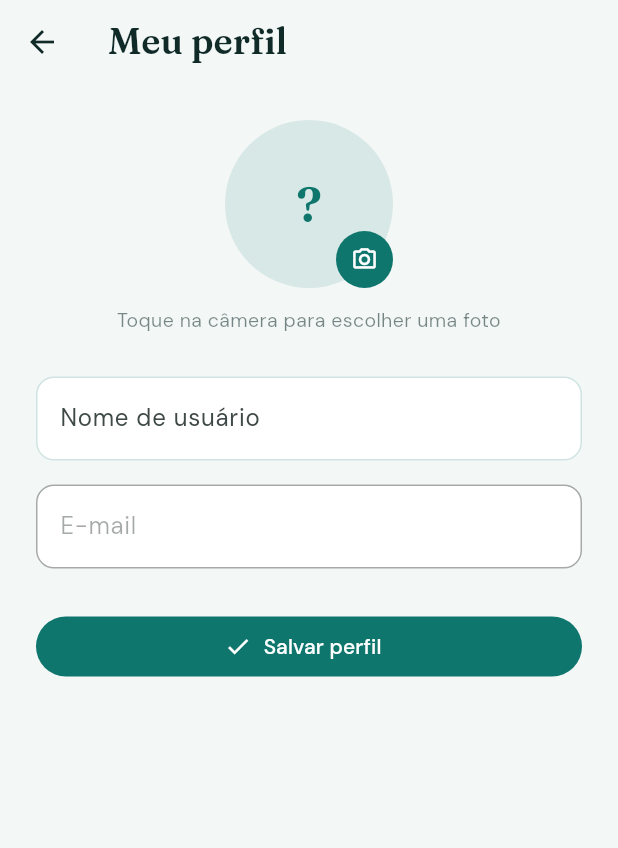
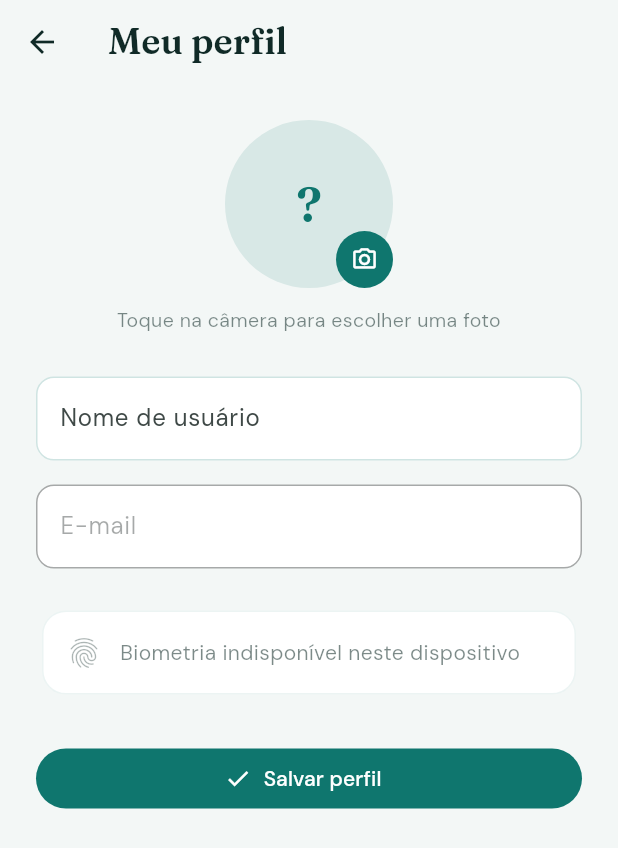
Before and after one commit to Werisu/financas, a Flutter app: the ProfileScreen screen opened directly, on a phone screen of 412 x 824 dp. Shown: the top 848 px of the screen. Run offline on Flutter 3.47's test engine with Material 3 defaults, Android fonts, the phone set to English and light mode, and no system bars; our stand-ins replace cloud_firestore, csv, file_picker, firebase_auth, firebase_core, fl_chart and 7 more; accounts and stored records are empty.

Commit message:
Add biometric authentication features
- Integrated local_auth package for biometric authentication support.
- Updated AndroidManifest.xml to include USE_BIOMETRIC permission.
- Created BiometricService for handling biometric operations and state management.
- Implemented biometric toggle in ProfileScreen for enabling/disabling biometric authentication.
- Added AppLockGate and BiometricLockScreen to manage app locking and unlocking with biometrics.
- Updated AuthGate to incorporate biometric lock functionality, enhancing security for user sessions.

```diff
--- a/lib/data/app_database.dart
+++ b/lib/data/app_database.dart
@@ -105,4 +105,5 @@ class AppDatabase {
   static Box<Income> get incomes => Hive.box<Income>(HiveBoxes.incomes);
   static Box<CardPayment> get cardPayments =>
       Hive.box<CardPayment>(HiveBoxes.cardPayments);
+  static Box get meta => Hive.box(HiveBoxes.meta);
 }
--- a/lib/screens/auth_gate.dart
+++ b/lib/screens/auth_gate.dart
@@ -1,4 +1,5 @@
 import 'package:financas/providers/finance_providers.dart';
+import 'package:financas/screens/biometric_lock_screen.dart';
 import 'package:financas/screens/home_shell.dart';
 import 'package:financas/screens/login_screen.dart';
 import 'package:flutter/material.dart';
@@ -63,7 +64,7 @@ class AuthGate extends ConsumerWidget {
               ),
             ),
           ),
-          data: (_) => const HomeShell(),
+          data: (_) => const AppLockGate(child: HomeShell()),
         );
       },
     );
--- a/lib/screens/profile_screen.dart
+++ b/lib/screens/profile_screen.dart
@@ -1,5 +1,6 @@
 import 'dart:typed_data';
 
+import 'package:financas/providers/biometric_providers.dart';
 import 'package:financas/providers/finance_providers.dart';
 import 'package:financas/services/profile_service.dart';
 import 'package:financas/theme/app_theme.dart';
@@ -85,6 +86,34 @@ class _ProfileScreenState extends ConsumerState<ProfileScreen> {
       setState(() => _error = e.toString().replaceFirst('Bad state: ', ''));
     } finally {
       if (mounted) setState(() => _uploadingPhoto = false);
+    }
+  }
+
+  Future<void> _toggleBiometric(bool value) async {
+    final messenger = ScaffoldMessenger.of(context);
+    if (value) {
+      final ok = await ref.read(biometricEnabledProvider.notifier).enable();
+      if (!mounted) return;
+      if (ok) {
+        ref.read(appLockedProvider.notifier).unlock();
+        messenger.showSnackBar(
+          const SnackBar(
+            content: Text('Desbloqueio por digital ativado.'),
+          ),
+        );
+      } else {
+        messenger.showSnackBar(
+          const SnackBar(
+            content: Text('Não foi possível ativar a biometria.'),
+          ),
+        );
+      }
+    } else {
+      await ref.read(biometricEnabledProvider.notifier).disable();
+      if (!mounted) return;
+      messenger.showSnackBar(
+        const SnackBar(content: Text('Desbloqueio por digital desativado.')),
+      );
     }
   }
 
@@ -228,6 +257,8 @@ class _ProfileScreenState extends ConsumerState<ProfileScreen> {
                     labelText: 'E-mail',
                   ),
                 ),
+                const SizedBox(height: 24),
+                _BiometricToggle(onChanged: _toggleBiometric),
                 if (_error != null) ...[
                   const SizedBox(height: 12),
                   Text(
@@ -262,3 +293,66 @@ class _ProfileScreenState extends ConsumerState<ProfileScreen> {
     return (parts.first[0] + parts.last[0]).toUpperCase();
   }
 }
+
+class _BiometricToggle extends ConsumerWidget {
+  const _BiometricToggle({required this.onChanged});
+
+  final Future<void> Function(bool value) onChanged;
+
+  @override
+  Widget build(BuildContext context, WidgetRef ref) {
+    final available = ref.watch(biometricAvailableProvider);
+    final enabled = ref.watch(biometricEnabledProvider);
+    final scheme = Theme.of(context).colorScheme;
+
+    return available.when(
+      loading: () => const SizedBox.shrink(),
+      error: (_, _) => const SizedBox.shrink(),
+      data: (canUse) {
+        if (!canUse) {
+          return Card(
+            child: Padding(
+              padding: const EdgeInsets.all(16),
+              child: Row(
+                children: [
+                  Icon(
+                    Icons.fingerprint,
+                    color: AppTheme.ink.withValues(alpha: 0.35),
+                  ),
+                  const SizedBox(width: 12),
+                  Expanded(
+                    child: Text(
+                      'Biometria indisponível neste dispositivo',
+                      style: GoogleFonts.dmSans(
+                        color: AppTheme.ink.withValues(alpha: 0.55),
+                      ),
+                    ),
+                  ),
+                ],
+              ),
+            ),
+          );
+        }
+
+        return Card(
+          child: SwitchListTile(
+            value: enabled,
+            onChanged: (value) => onChanged(value),
+            secondary: Icon(Icons.fingerprint, color: scheme.primary),
+            title: Text(
+              'Desbloquear com digital',
+              style: GoogleFonts.dmSans(fontWeight: FontWeight.w600),
+            ),
+            subtitle: Text(
+              'Peça a digital ou o PIN do celular ao abrir o app',
+              style: GoogleFonts.dmSans(
+                fontSize: 13,
+                color: AppTheme.ink.withValues(alpha: 0.55),
+              ),
+            ),
+          ),
+        );
+      },
+    );
+  }
+}
--- a/pubspec.yaml
+++ b/pubspec.yaml
@@ -50,6 +50,7 @@ dependencies:
   cloud_firestore: ^6.7.1
   google_sign_in: ^7.2.0
   image_picker: ^1.2.3
+  local_auth: ^3.0.2
 
 dev_dependencies:
   flutter_test:
```
Also changed, not shown: lib/providers/biometric_providers.dart (added, +52 -0 lines), lib/screens/biometric_lock_screen.dart (added, +182 -0 lines), lib/services/biometric_service.dart (added, +54 -0 lines), pubspec.lock, 2 other files.
